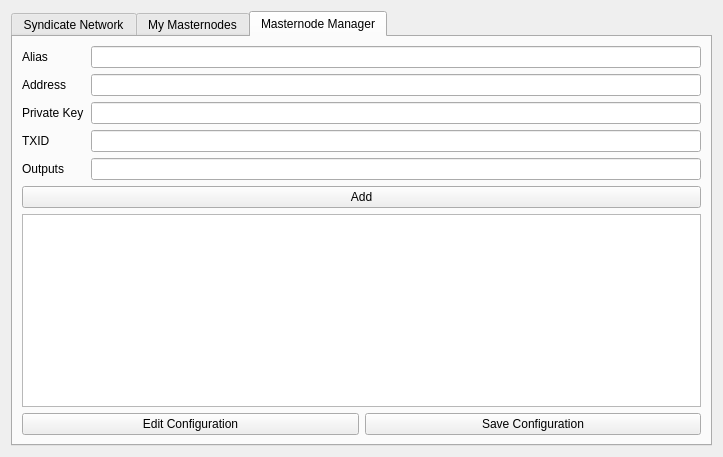
Before: the Qt Designer form src/qt/forms/masternodemanager.ui in SyndicateLabs/SyndicateQT, drawn with Qt 5.
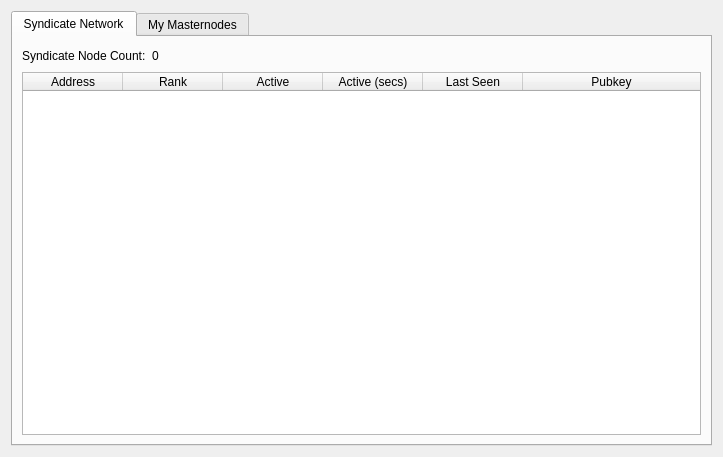
After: the same form once the commit is applied. The open tabs and pages were chosen to show the change.

The edit to the form file:
```diff
--- a/src/qt/forms/masternodemanager.ui
+++ b/src/qt/forms/masternodemanager.ui
@@ -15,11 +15,6 @@
   </property>
   <layout class="QGridLayout" name="gridLayout_3">
    <item row="0" column="0">
-    <layout class="QVBoxLayout" name="verticalLayout">
-     <property name="bottomMargin">
-      <number>0</number>
-     </property>
-     <item>
       <widget class="QTabWidget" name="tabWidget">
        <property name="currentIndex">
         <number>0</number>
@@ -215,102 +210,7 @@
          </item>
         </layout>
        </widget>
-       <widget class="QWidget" name="tab_3">
-        <attribute name="title">
-         <string>Masternode Manager</string>
-        </attribute>
-        <layout class="QGridLayout" name="gridLayout_4">
-         <item row="0" column="0" colspan="2">
-          <layout class="QHBoxLayout" name="horizontalLayout_2">
-           <item>
-            <layout class="QVBoxLayout" name="verticalLayout_4">
-             <item>
-              <widget class="QLabel" name="aliasLabel">
-               <property name="text">
-                <string>Alias           </string>
-               </property>
-              </widget>
-             </item>
-             <item>
-              <widget class="QLabel" name="addressLabel">
-               <property name="text">
-                <string>Address     </string>
-               </property>
-              </widget>
-             </item>
-             <item>
-              <widget class="QLabel" name="privkeyLabel">
-               <property name="text">
-                <string>Private Key</string>
-               </property>
-              </widget>
-             </item>
-             <item>
-              <widget class="QLabel" name="txidLabel">
-               <property name="text">
-                <string>TXID          </string>
-               </property>
-              </widget>
-             </item>
-             <item>
-              <widget class="QLabel" name="outputLabel">
-               <property name="text">
-                <string>Outputs     </string>
-               </property>
-              </widget>
-             </item>
-            </layout>
-           </item>
-           <item>
-            <layout class="QVBoxLayout" name="verticalLayout_3">
-             <item>
-              <widget class="QLineEdit" name="aliasEdit"/>
-             </item>
-             <item>
-              <widget class="QLineEdit" name="addressEdit"/>
-             </item>
-             <item>
-              <widget class="QLineEdit" name="privkeyEdit"/>
-             </item>
-             <item>
-              <widget class="QLineEdit" name="txidEdit"/>
-             </item>
-             <item>
-              <widget class="QLineEdit" name="outputEdit"/>
-             </item>
-            </layout>
-           </item>
-          </layout>
-         </item>
-         <item row="2" column="0" colspan="2">
-          <widget class="QTextEdit" name="masternodeEditor"/>
-         </item>
-         <item row="3" column="0">
-          <widget class="QPushButton" name="editMnButton">
-           <property name="text">
-            <string>Edit Configuration</string>
-           </property>
-          </widget>
-         </item>
-         <item row="3" column="1">
-          <widget class="QPushButton" name="saveMnButton">
-           <property name="text">
-            <string>Save Configuration</string>
-           </property>
-          </widget>
-         </item>
-         <item row="1" column="0" colspan="2">
-          <widget class="QPushButton" name="pushButton">
-           <property name="text">
-            <string>Add</string>
-           </property>
-          </widget>
-         </item>
-        </layout>
-       </widget>
-      </widget>
-     </item>
-    </layout>
+    </widget>
    </item>
   </layout>
  </widget>
```
Lines whose indentation alone changed are shown as unchanged.
